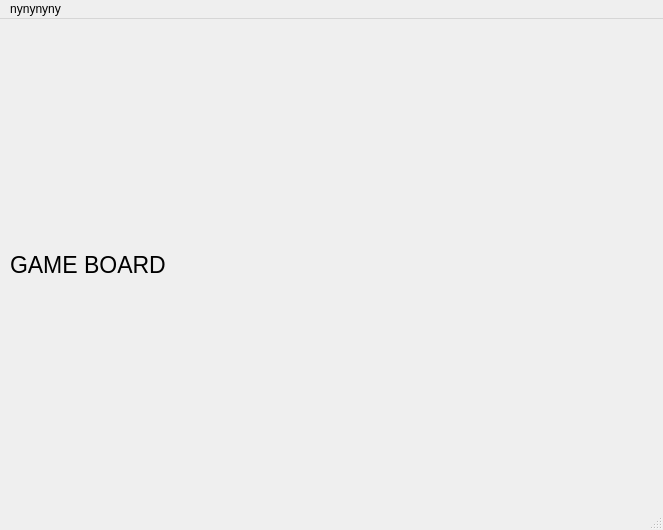
The window that src/gui/mainwindow.ui (threescomplement/proi-chess) describes before a commit, drawn with Qt 5.
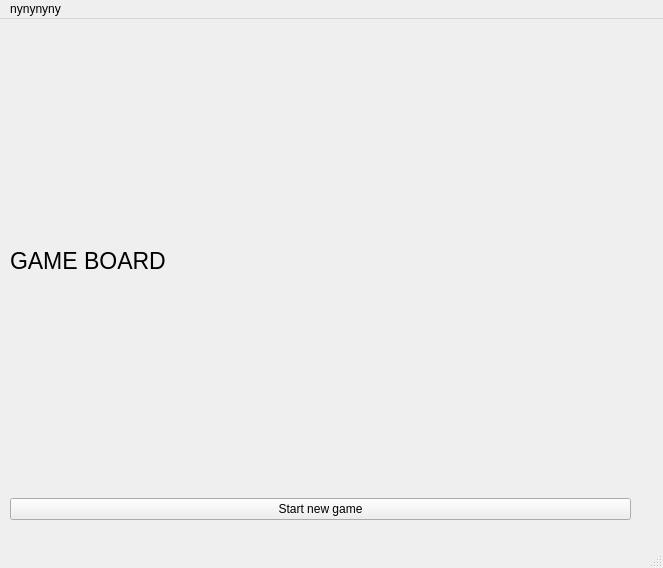
The same window after the commit.

Commit message: Created a new GameField class to separate game logic from the clickable label itself. Mainwindow can now update a field's piece attrubite.

Patch:
```diff
--- a/src/gui/mainwindow.ui
+++ b/src/gui/mainwindow.ui
@@ -7,7 +7,7 @@
     <x>0</x>
     <y>0</y>
     <width>663</width>
-    <height>530</height>
+    <height>568</height>
    </rect>
   </property>
   <property name="sizePolicy">
@@ -32,7 +32,7 @@
       <x>10</x>
       <y>10</y>
       <width>621</width>
-      <height>471</height>
+      <height>491</height>
      </rect>
     </property>
     <layout class="QVBoxLayout" name="GameLayout">
@@ -48,6 +48,13 @@
        </property>
       </widget>
      </item>
+     <item>
+      <widget class="QPushButton" name="newGameButton">
+       <property name="text">
+        <string>Start new game</string>
+       </property>
+      </widget>
+     </item>
     </layout>
    </widget>
   </widget>
```
The commit also changes 7 other files.
